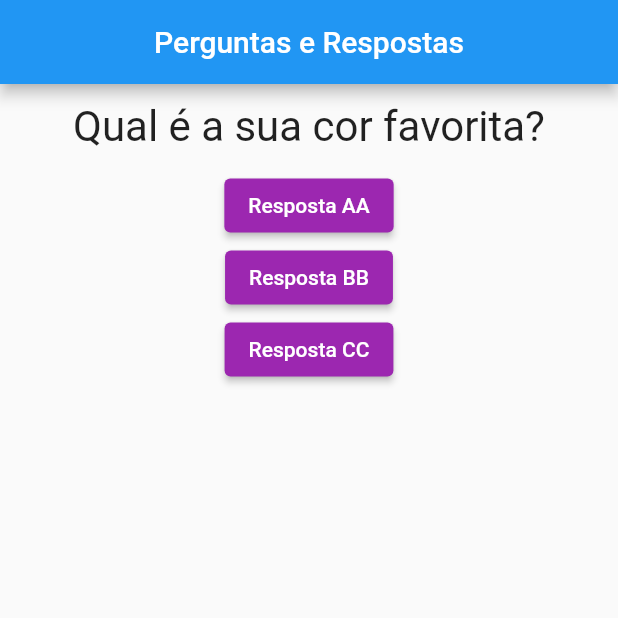
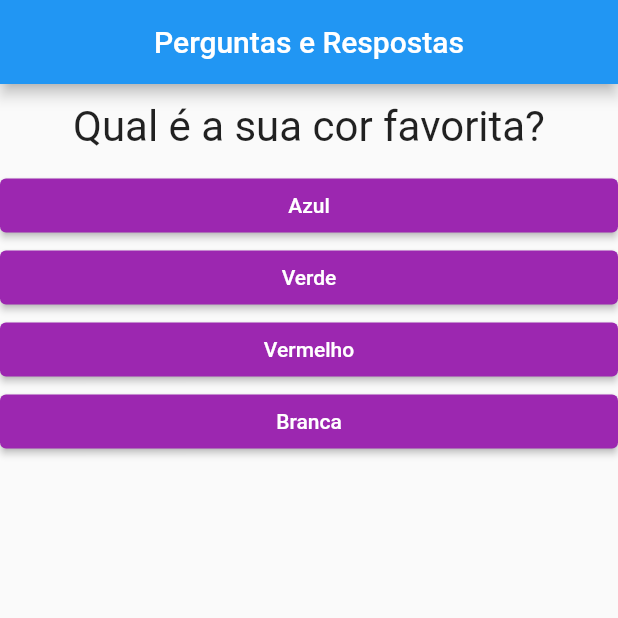
Before and after one commit to AdrianoSantana/quizApp, a Flutter app: the screen it shows after launch, on a phone screen of 412 x 824 dp, the top half of it. Run offline on Flutter 3.47's test engine with Material 2 defaults, Android fonts, the phone set to English and light mode, and no system bars.

Commit message:
feat: adicionando answers

```diff
--- a/lib/main.dart
+++ b/lib/main.dart
@@ -15,12 +15,21 @@ class PerguntasApp extends StatefulWidget {
 }
 
 class _PerguntasAppState extends State<PerguntasApp> {
-  final List<String> questions = [
-    "Qual é a sua cor favorita?",
-    "Qual é a sua fruta favorita?"
+  int _indexQuestion = 0;
+  List<Map<String, Object>> questions = [
+    {
+      "text": "Qual é a sua cor favorita?",
+      "answers": ['Azul', 'Verde', 'Vermelho', 'Branca']
+    },
+    {
+      "text": "Qual é a sua fruta favorita?",
+      "answers": ['Morango', 'Maça', 'Laranja', 'Banana']
+    },
+    {
+      "text": "Qual animal mais forte?",
+      "answers": ['Leão', 'Galo', 'Gato', 'Elefantes']
+    }
   ];
-
-  int _indexQuestion = 0;
 
   void _toAnswer() {
     if (_indexQuestion < questions.length - 1) {
@@ -32,6 +41,13 @@ class _PerguntasAppState extends State<PerguntasApp> {
 
   @override
   Widget build(BuildContext context) {
+    List<String> myAnswers =
+        questions[_indexQuestion]['answers'] as List<String>;
+
+    List<Widget> answersWidgets = myAnswers
+        .map((ans) => Answers(answer: ans, onAnswer: _toAnswer))
+        .toList();
+
     return MaterialApp(
       home: Scaffold(
         appBar: AppBar(
@@ -39,11 +55,10 @@ class _PerguntasAppState extends State<PerguntasApp> {
           centerTitle: true,
         ),
         body: Column(
+          crossAxisAlignment: CrossAxisAlignment.stretch,
           children: [
-            Question(question: questions[_indexQuestion]),
-            Answers(answer: 'Resposta AA', onAnswer: _toAnswer),
-            Answers(answer: 'Resposta BB', onAnswer: _toAnswer),
-            Answers(answer: 'Resposta CC', onAnswer: _toAnswer),
+            Question(question: questions[_indexQuestion]['text'].toString()),
+            ...answersWidgets
           ],
         ),
       ),
```
